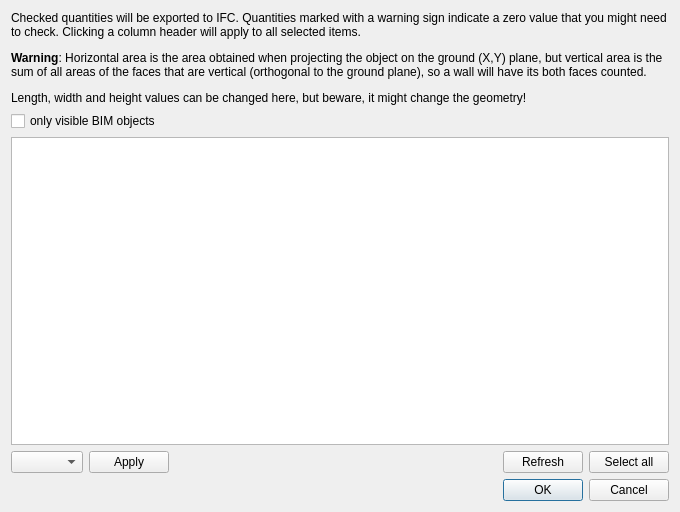
The window that src/Mod/BIM/Resources/ui/dialogIfcQuantities.ui (southseact-3d/fcd) describes before a commit, drawn with Qt 5.
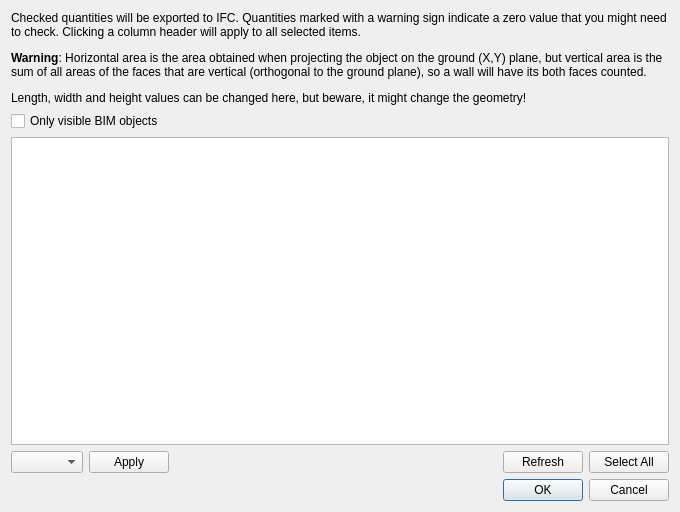
The same window after the commit. Icons and pictures are not drawn.

```diff
--- a/src/Mod/BIM/Resources/ui/dialogIfcQuantities.ui
+++ b/src/Mod/BIM/Resources/ui/dialogIfcQuantities.ui
@@ -27,7 +27,7 @@
    <item>
     <widget class="QCheckBox" name="onlyVisible">
      <property name="text">
-      <string>only visible BIM objects</string>
+      <string>Only visible BIM objects</string>
      </property>
     </widget>
    </item>
@@ -77,7 +77,7 @@
      <item>
       <widget class="QPushButton" name="buttonSelectAll">
        <property name="text">
-        <string>Select all</string>
+        <string>Select All</string>
        </property>
        <property name="icon">
         <iconset theme="edit-select-all">
```
